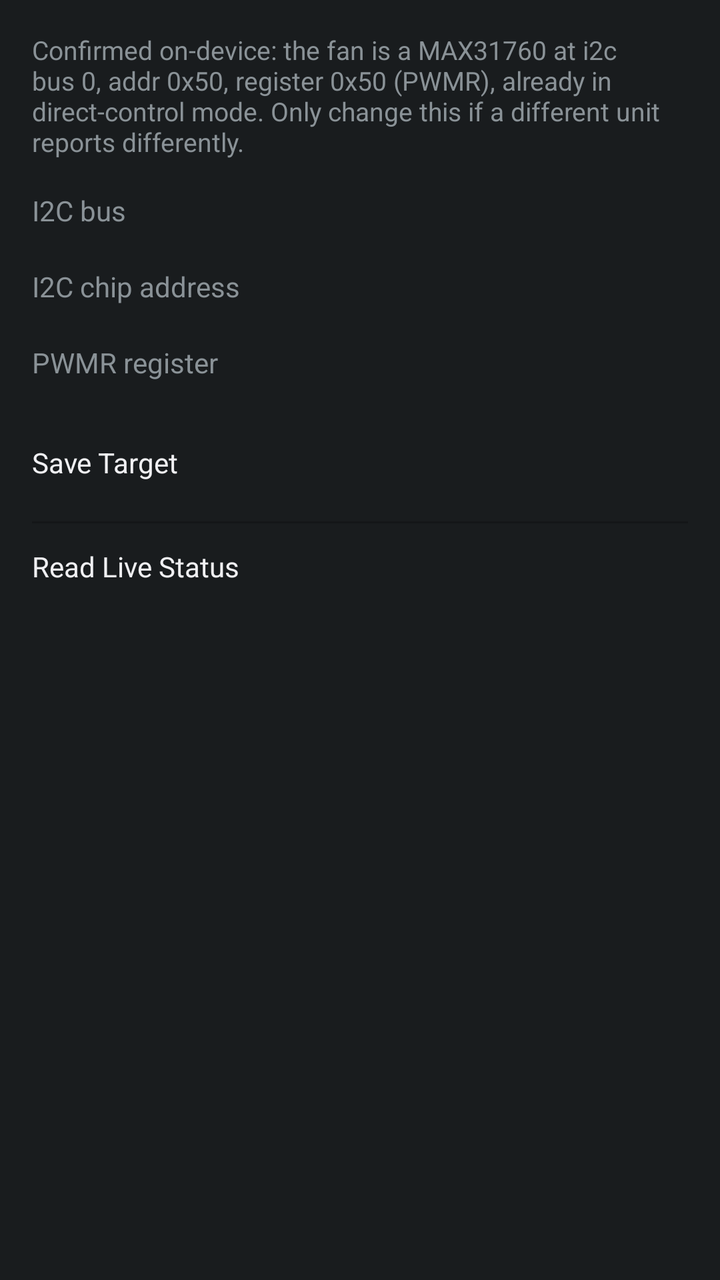
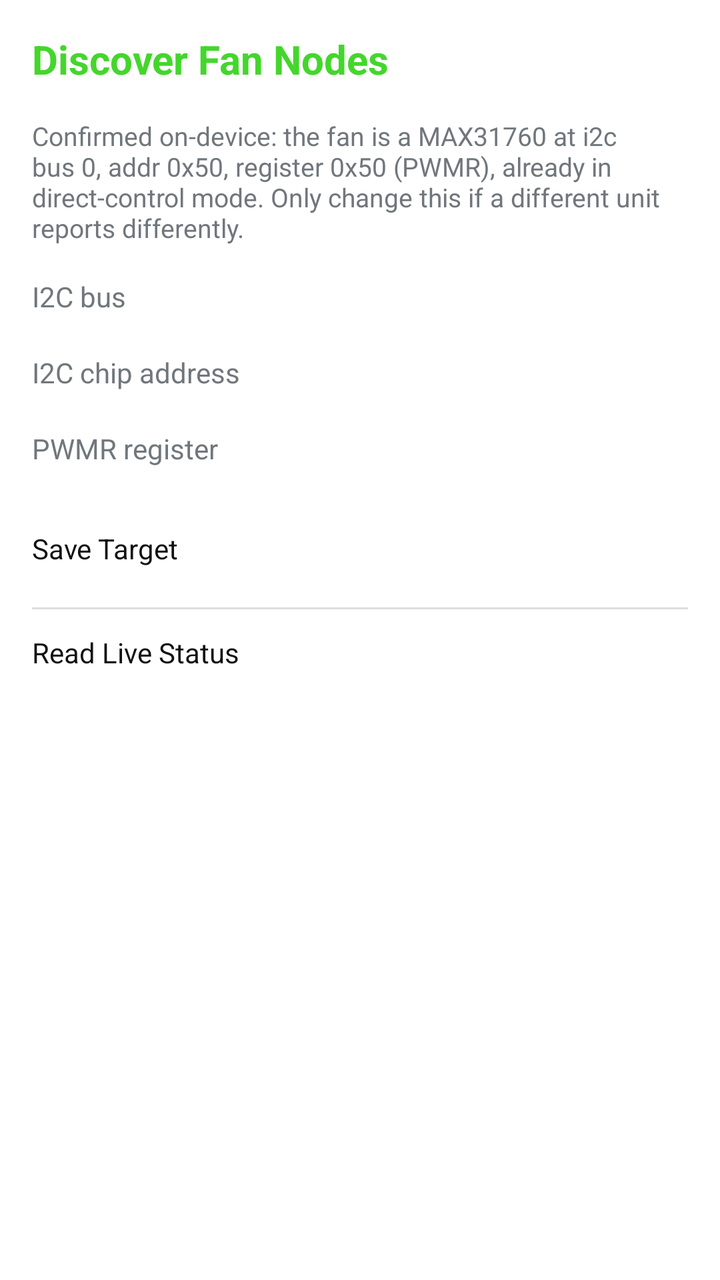

Compare the two renders of this Android layout. The source of the first and the diff that turns it into the second are given below.
<!-- AndroidManifest.xml: application theme android:Theme.DeviceDefault -->
<!-- res/layout/activity_discovery.xml -->
<?xml version="1.0" encoding="utf-8"?>
<ScrollView xmlns:android="http://schemas.android.com/apk/res/android"
    android:layout_width="match_parent"
    android:layout_height="match_parent">

    <LinearLayout
        android:layout_width="match_parent"
        android:layout_height="wrap_content"
        android:orientation="vertical"
        android:padding="16dp">

        <TextView
            android:layout_width="match_parent"
            android:layout_height="wrap_content"
            android:text="Confirmed on-device: the fan is a MAX31760 at i2c bus 0, addr 0x50, register 0x50 (PWMR), already in direct-control mode. Only change this if a different unit reports differently."
            android:textSize="13sp"
            android:layout_marginBottom="16dp" />

        <TextView
            android:layout_width="wrap_content"
            android:layout_height="wrap_content"
            android:text="I2C bus" />
        <EditText
            android:id="@+id/bus_input"
            android:layout_width="match_parent"
            android:layout_height="wrap_content"
            android:inputType="number" />

        <TextView
            android:layout_width="wrap_content"
            android:layout_height="wrap_content"
            android:text="I2C chip address" />
        <EditText
            android:id="@+id/addr_input"
            android:layout_width="match_parent"
            android:layout_height="wrap_content"
            android:inputType="text" />

        <TextView
            android:layout_width="wrap_content"
            android:layout_height="wrap_content"
            android:text="PWMR register" />
        <EditText
            android:id="@+id/reg_input"
            android:layout_width="match_parent"
            android:layout_height="wrap_content"
            android:inputType="text" />

        <Button
            android:id="@+id/save_button"
            android:layout_width="wrap_content"
            android:layout_height="wrap_content"
            android:layout_marginTop="12dp"
            android:text="Save Target" />

        <View
            android:layout_width="match_parent"
            android:layout_height="1dp"
            android:layout_marginTop="20dp"
            android:layout_marginBottom="12dp"
            android:background="#33000000" />

        <Button
            android:id="@+id/refresh_button"
            android:layout_width="wrap_content"
            android:layout_height="wrap_content"
            android:text="Read Live Status" />

        <TextView
            android:id="@+id/status_view"
            android:layout_width="match_parent"
            android:layout_height="wrap_content"
            android:layout_marginTop="8dp"
            android:fontFamily="monospace"
            android:text="" />

    </LinearLayout>

</ScrollView>
<!-- resources referenced by this layout -->
<resources>

</resources>

<!-- the commit's change to res/layout/activity_discovery.xml (unified diff, before → after) -->
@@ -8,6 +8,15 @@
         android:layout_height="wrap_content"
         android:orientation="vertical"
         android:padding="16dp">
+
+        <TextView
+            android:layout_width="wrap_content"
+            android:layout_height="wrap_content"
+            android:layout_marginBottom="16dp"
+            android:textSize="20sp"
+            android:textStyle="bold"
+            android:textColor="@color/razer_green"
+            android:text="@string/discover_title" />
 
         <TextView
             android:layout_width="match_parent"
@@ -58,7 +67,7 @@
             android:layout_height="1dp"
             android:layout_marginTop="20dp"
             android:layout_marginBottom="12dp"
-            android:background="#33000000" />
+            android:background="@color/divider" />
 
         <Button
             android:id="@+id/refresh_button"
<!-- resource entries referenced after the edit -->
@@ -1,5 +1,26 @@
 <!-- resources referenced by this layout -->
 <resources>
-
+  <color name="divider">#22000000</color>
+  <color name="razer_green">#44D62C</color>
+  <string name="discover_title">Discover Fan Nodes</string>
+  <style name="AppTheme" parent="android:Theme.DeviceDefault.Light.NoActionBar">
+          <item name="android:windowBackground">@color/light_background</item>
+          <item name="android:colorAccent">@color/razer_green</item>
+          <item name="android:colorButtonNormal">@color/razer_green</item>
+          <item name="android:textColorPrimary">@color/light_text</item>
+          <item name="android:textColorSecondary">@color/razer_gray</item>
+          <item name="android:statusBarColor">@color/light_background</item>
+          <item name="android:navigationBarColor">@color/light_background</item>
+          <item name="android:windowLightStatusBar">true</item>
+          <item name="android:buttonStyle">@style/RazerButton</item>
+      </style>
+  <color name="light_background">#FFFFFF</color>
+  <color name="light_text">#111111</color>
+  <color name="razer_gray">#8A8A8A</color>
+  <style name="RazerButton" parent="android:Widget.DeviceDefault.Button">
+          <item name="android:textColor">@color/oled_black</item>
+          <item name="android:textStyle">bold</item>
+      </style>
+  <color name="oled_black">#000000</color>
 </resources>
 
